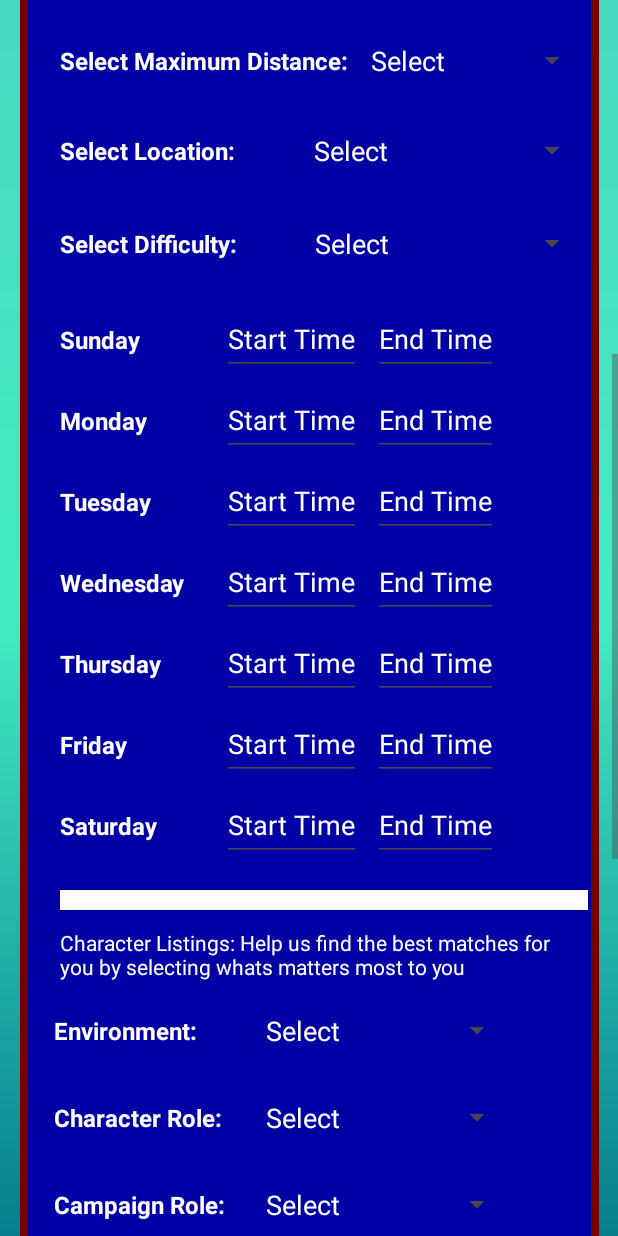
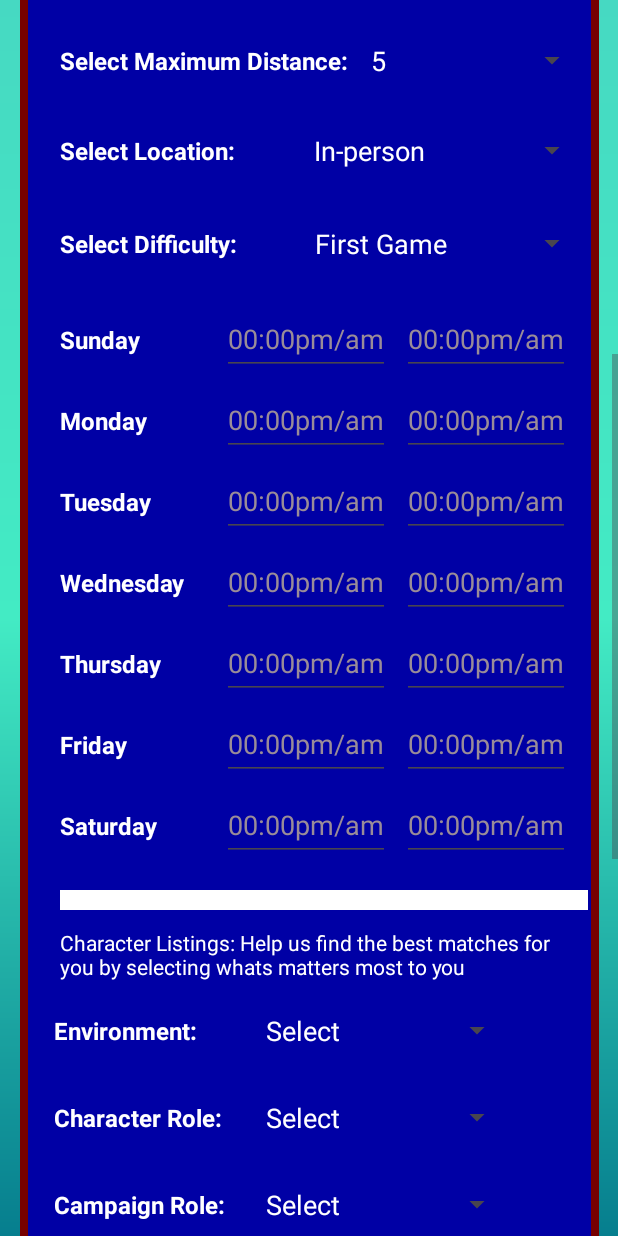
Before and after one commit to WyattCake1/CS411Silver, an Android app built with Jetpack Compose: the CreateListing screen opened directly, with no data from a screen before it, scrolled down 576 dp, on a phone screen of 412 x 824 dp. Run offline under Robolectric (Android 15) with nearby library versions, the phone set to English and light mode, and no system bars.

Commit message:
Changed hint color for the create listing form.

```diff
--- a/frontend/app/src/main/java/com/rolecall/CreateListing.java
+++ b/frontend/app/src/main/java/com/rolecall/CreateListing.java
@@ -43,6 +43,8 @@ public class CreateListing extends AppCompatActivity {
 
 
         //------------------------------------------------------------------------------------------
+        String spinSelect = "Select";
+
         // Roles for dialog recycler view
         ArrayList<Pair<String, String>> roles = new ArrayList<>();
         roles.add(new Pair<>("0", "Tank"));
@@ -70,7 +72,7 @@ public class CreateListing extends AppCompatActivity {
             public void onItemSelected(AdapterView<?> parent, View view, int position, long id) {
                 ((TextView)parent.getChildAt(0)).setTextColor(Color.WHITE);
                 ((TextView)parent.getChildAt(0)).setTextSize(18);
-                ((TextView)parent.getChildAt(0)).setText("Select");
+                //((TextView)parent.getChildAt(0)).setText(spinSelect);
             }
 
             @Override
@@ -95,7 +97,7 @@ public class CreateListing extends AppCompatActivity {
             public void onItemSelected(AdapterView<?> parent, View view, int position, long id) {
                 ((TextView)parent.getChildAt(0)).setTextColor(Color.WHITE);
                 ((TextView)parent.getChildAt(0)).setTextSize(18);
-                ((TextView)parent.getChildAt(0)).setText("Select");
+                //((TextView)parent.getChildAt(0)).setText(spinSelect);
             }
 
             @Override
@@ -119,7 +121,7 @@ public class CreateListing extends AppCompatActivity {
             public void onItemSelected(AdapterView<?> parent, View view, int position, long id) {
                 ((TextView)parent.getChildAt(0)).setTextColor(Color.WHITE);
                 ((TextView)parent.getChildAt(0)).setTextSize(18);
-                ((TextView)parent.getChildAt(0)).setText("Select");
+                //((TextView)parent.getChildAt(0)).setText(spinSelect);
             }
 
             @Override
@@ -135,27 +137,22 @@ public class CreateListing extends AppCompatActivity {
         arrayImportance.add("Nice to Have");
         arrayImportance.add("Not Important");
         Spinner environmentSpinner = findViewById(R.id.env_pref_spinner);
-        setupSpinner(environmentSpinner, arrayImportance, "Select");
+        setupSpinner(environmentSpinner, arrayImportance, spinSelect);
         Spinner charRoleSpinner = findViewById(R.id.char_pref_spinner);
-        setupSpinner(charRoleSpinner, arrayImportance, "Select");
+        setupSpinner(charRoleSpinner, arrayImportance, spinSelect);
         Spinner campaignRoleSpinner = findViewById(R.id.campaign_pref_spinner);
-        setupSpinner(campaignRoleSpinner, arrayImportance, "Select");
+        setupSpinner(campaignRoleSpinner, arrayImportance, spinSelect);
         Spinner difficultyPrefSpinner = findViewById(R.id.difficulty_pref_spinner);
-        setupSpinner(difficultyPrefSpinner, arrayImportance, "Select");
+        setupSpinner(difficultyPrefSpinner, arrayImportance, spinSelect);
         Spinner scheduleSpinner = findViewById(R.id.schedule_pref_spinner);
-        setupSpinner(scheduleSpinner, arrayImportance, "Select");
+        setupSpinner(scheduleSpinner, arrayImportance, spinSelect);
 
         // Listing Toggle Switch
         EditText charSlots = findViewById(R.id.char_slots_input);
+        charSlots.setText("1");
         SwitchCompat listingTypeSwitchCompat = findViewById(R.id.listing_type_switch);
         listingTypeSwitchCompat.setOnCheckedChangeListener((buttonView, isChecked) -> {
             if (isChecked) {
-                charSlots.setText("1");
-                charSlots.setFocusable(false);
-                charSlots.setEnabled(false);
-                charSlots.setCursorVisible(false);
-            }
-            else {
                 charSlots.setText("");
                 charSlots.setFocusable(true);
                 charSlots.setEnabled(true);
@@ -165,6 +162,12 @@ public class CreateListing extends AppCompatActivity {
                 campaignRoleSpinner.setEnabled(false);
                 difficultyPrefSpinner.setEnabled(false);
                 scheduleSpinner.setEnabled(false);
+            }
+            else {
+                charSlots.setText("1");
+                charSlots.setFocusable(false);
+                charSlots.setEnabled(false);
+                charSlots.setCursorVisible(false);
             }
         });
         //
@@ -176,6 +179,7 @@ public class CreateListing extends AppCompatActivity {
             for (Pair<String, String> role : updatedRoles) {
 
             }
+            processListing("This is a test");
 
         });
 
@@ -183,6 +187,22 @@ public class CreateListing extends AppCompatActivity {
 
 
     } // End onCreate
+
+    /**
+     *      boolean campaign,
+     *      String gameName,
+     *      String environment,
+     *      String startTime,
+     *      String endTime,
+     *      String difficulty,
+     *      String role,
+     *      String userProfileId
+     */
+    Listing newListing = new Listing(false, "testGame", "testEnv", "testStartTime", "testEndTime", "tesDiff", "testRole", "testProfileID");
+
+    public void processListing(String p) {
+        Log.i("test", p);
+    }
 
     public void viewListing(View v){
         startActivity(new Intent(CreateListing.this, ViewListing.class));
@@ -211,5 +231,7 @@ public class CreateListing extends AppCompatActivity {
 
             }
         });
+
+
     }
 }
--- a/frontend/app/src/main/res/layout/activity_create_listing.xml
+++ b/frontend/app/src/main/res/layout/activity_create_listing.xml
@@ -107,7 +107,7 @@
                 android:hint="@string/game_title_label"
                 android:inputType="text"
                 android:textColor="@color/white"
-                android:textColorHint="@color/white"
+                android:textColorHint="@color/text_hint"
                 android:textSize="20sp"
                 android:textStyle="bold" />
 
@@ -120,7 +120,7 @@
                 android:hint="@string/char_slot_label"
                 android:inputType="number"
                 android:textColor="@color/white"
-                android:textColorHint="@color/white"
+                android:textColorHint="@color/text_hint"
                 android:textSize="20sp"
                 android:textStyle="bold" />
 
@@ -303,11 +303,11 @@
                 android:layout_height="wrap_content"
                 android:layout_marginEnd="8dp"
                 android:autofillHints=""
-                android:hint="@string/start_time"
+                android:hint="@string/time_format"
                 android:inputType="time"
                 android:minHeight="48dp"
                 android:textColor="@color/white"
-                android:textColorHint="@color/white"
+                android:textColorHint="@color/text_hint"
                 tools:ignore="DuplicateSpeakableTextCheck" />
 
             <EditText
@@ -316,11 +316,11 @@
                 android:layout_height="wrap_content"
                 android:layout_marginEnd="8dp"
                 android:autofillHints=""
-                android:hint="@string/end_time"
+                android:hint="@string/time_format"
                 android:inputType="time"
                 android:minHeight="48dp"
                 android:textColor="@color/white"
-                android:textColorHint="@color/white"
+                android:textColorHint="@color/text_hint"
                 tools:ignore="DuplicateSpeakableTextCheck" />
         </LinearLayout>
 
@@ -349,22 +349,22 @@
                 android:layout_height="wrap_content"
                 android:layout_marginEnd="8dp"
                 android:autofillHints=""
-                android:hint="@string/start_time"
+                android:hint="@string/time_format"
                 android:inputType="time"
                 android:minHeight="48dp"
                 android:textColor="@color/white"
-                android:textColorHint="@color/white" />
+                android:textColorHint="@color/text_hint" />
 
             <EditText
                 android:id="@+id/monday_end_time"
                 android:layout_width="wrap_content"
                 android:layout_height="wrap_content"
                 android:autofillHints=""
-                android:hint="@string/end_time"
+                android:hint="@string/time_format"
                 android:inputType="time"
                 android:minHeight="48dp"
                 android:textColor="@color/white"
-                android:textColorHint="@color/white" />
+                android:textColorHint="@color/text_hint" />
         </LinearLayout>
 
         <LinearLayout
@@ -392,22 +392,22 @@
                 android:layout_height="wrap_content"
                 android:layout_marginEnd="8dp"
                 android:autofillHints=""
-                android:hint="@string/start_time"
+                android:hint="@string/time_format"
                 android:inputType="time"
                 android:minHeight="48dp"
                 android:textColor="@color/white"
-                android:textColorHint="@color/white" />
+                android:textColorHint="@color/text_hint" />
 
             <EditText
                 android:id="@+id/tuesday_end_time"
                 android:layout_width="wrap_content"
                 android:layout_height="wrap_content"
                 android:autofillHints=""
-                android:hint="@string/end_time"
+                android:hint="@string/time_format"
                 android:inputType="time"
                 android:minHeight="48dp"
                 android:textColor="@color/white"
-                android:textColorHint="@color/white" />
+                android:textColorHint="@color/text_hint" />
         </LinearLayout>
 
         <LinearLayout
@@ -436,22 +436,22 @@
                 android:layout_height="wrap_content"
                 android:layout_marginEnd="8dp"
                 android:autofillHints=""
-                android:hint="@string/start_time"
+                android:hint="@string/time_format"
                 android:inputType="time"
                 android:minHeight="48dp"
                 android:textColor="@color/white"
-                android:textColorHint="@color/white" />
+                android:textColorHint="@color/text_hint" />
 
             <EditText
                 android:id="@+id/wednesday_end_time"
                 android:layout_width="wrap_content"
                 android:layout_height="wrap_content"
                 android:autofillHints=""
-                android:hint="@string/end_time"
+                android:hint="@string/time_format"
                 android:inputType="time"
                 android:minHeight="48dp"
                 android:textColor="@color/white"
-                android:textColorHint="@color/white" />
+                android:textColorHint="@color/text_hint" />
         </LinearLayout>
 
         <LinearLayout
@@ -469,7 +469,7 @@
                 android:layout_height="wrap_content"
                 android:layout_marginEnd="8dp"
                 android:textColor="@color/white"
-                android:textColorHint="@color/white"
+                android:textColorHint="@color/text_hint"
                 android:text="@string/thursday_label"
                 android:textSize="16sp"
                 android:textStyle="bold" />
@@ -480,22 +480,22 @@
                 android:layout_height="wrap_content"
                 android:layout_marginEnd="8dp"
                 android:autofillHints=""
-                android:hint="@string/start_time"
+                android:hint="@string/time_format"
                 android:inputType="time"
                 android:minHeight="48dp"
                 android:textColor="@color/white"
-                android:textColorHint="@color/white" />
+                android:textColorHint="@color/text_hint" />
 
             <EditText
                 android:id="@+id/thursday_end_time"
                 android:layout_width="wrap_content"
                 android:layout_height="wrap_content"
                 android:autofillHints=""
-                android:hint="@string/end_time"
+                android:hint="@string/time_format"
                 android:inputType="time"
                 android:minHeight="48dp"
                 android:textColor="@color/white"
-                android:textColorHint="@color/white" />
+                android:textColorHint="@color/text_hint" />
         </LinearLayout>
 
         <LinearLayout
@@ -524,22 +524,22 @@
                 android:layout_height="wrap_content"
                 android:layout_marginEnd="8dp"
                 android:autofillHints=""
-                android:hint="@string/start_time"
+                android:hint="@string/time_format"
                 android:inputType="time"
                 android:minHeight="48dp"
                 android:textColor="@color/white"
-                android:textColorHint="@color/white" />
+                android:textColorHint="@color/text_hint" />
 
             <EditText
                 android:id="@+id/friday_end_time"
                 android:layout_width="wrap_content"
                 android:layout_height="wrap_content"
                 android:autofillHints=""
-                android:hint="@string/end_time"
+                android:hint="@string/time_format"
                 android:inputType="time"
                 android:minHeight="48dp"
                 android:textColor="@color/white"
-                android:textColorHint="@color/white" />
+                android:textColorHint="@color/text_hint" />
         </LinearLayout>
 
         <LinearLayout
@@ -558,7 +558,7 @@
                 android:layout_marginEnd="8dp"
                 android:text="@string/saturday_label"
                 android:textColor="@color/white"
-                android:textColorHint="@color/white"
+                android:textColorHint="@color/text_hint"
                 android:textSize="16sp"
                 android:textStyle="bold" />
 
@@ -568,22 +568,22 @@
                 android:layout_height="wrap_content"
                 android:layout_marginEnd="8dp"
                 android:autofillHints=""
-                android:hint="@string/start_time"
+                android:hint="@string/time_format"
                 android:inputType="time"
                 android:minHeight="48dp"
                 android:textColor="@color/white"
-                android:textColorHint="@color/white" />
+                android:textColorHint="@color/text_hint" />
 
             <EditText
                 android:id="@+id/saturday_end_time"
                 android:layout_width="wrap_content"
                 android:layout_height="wrap_content"
                 android:autofillHints=""
-                android:hint="@string/end_time"
+                android:hint="@string/time_format"
                 android:inputType="time"
                 android:minHeight="48dp"
                 android:textColor="@color/white"
-                android:textColorHint="@color/white" />
+                android:textColorHint="@color/text_hint" />
         </LinearLayout>
 
 
--- a/frontend/app/src/main/res/layout/recycler_role_item.xml
+++ b/frontend/app/src/main/res/layout/recycler_role_item.xml
@@ -4,6 +4,7 @@
     android:layout_width="match_parent"
     android:layout_height="70dp"
     android:orientation="horizontal"
+    android:background="@drawable/listing_background"
     android:padding="8dp">
 
     <EditText
--- a/frontend/app/src/main/res/values/colors.xml
+++ b/frontend/app/src/main/res/values/colors.xml
@@ -3,4 +3,5 @@
     <color name="black">#FF000000</color>
     <color name="white">#FFFFFFFF</color>
     <color name="dark_blue">#0000C5</color>
+    <color name="text_hint">#9a8c98</color>
 </resources>
--- a/frontend/app/src/main/res/values/strings.xml
+++ b/frontend/app/src/main/res/values/strings.xml
@@ -47,5 +47,6 @@
     <string name="pref_campaign_role">Campaign Role:</string>
     <string name="pref_campaign_difficulty">Campaign Difficulty:</string>
     <string name="pref_schedule">Schedule:</string>
+    <string name="time_format">00:00pm/am</string>
 
 </resources>
```
